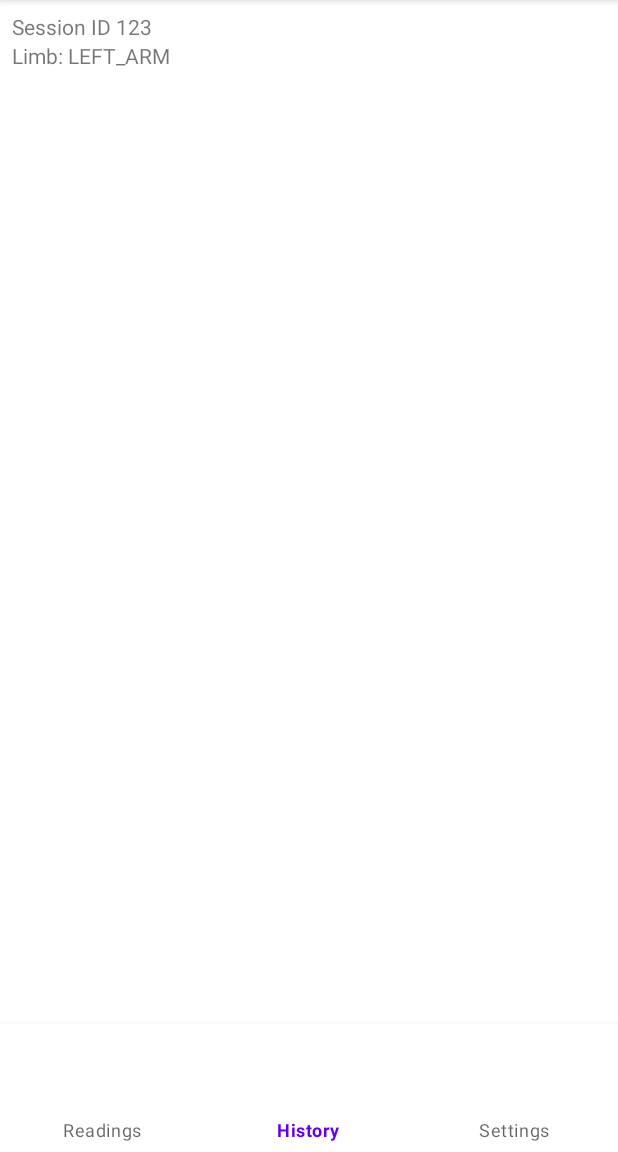
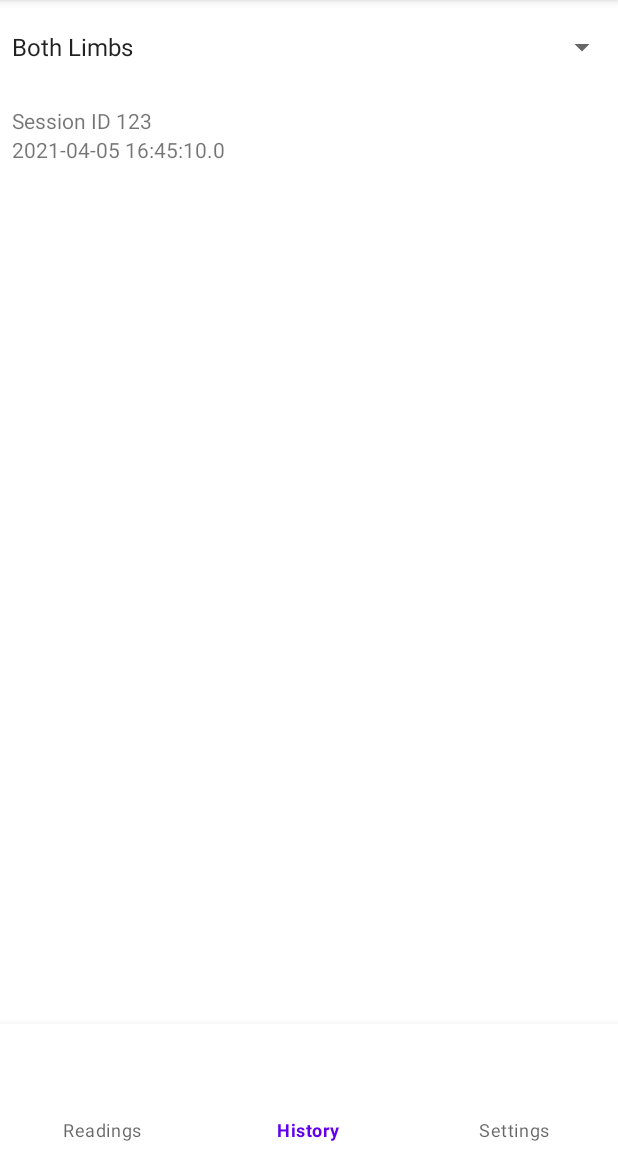
Before and after one commit to BroSheng/ProjectLimbRescue, an Android app: the screen it shows after launch (MainActivity), item 2 of the bottom bar chosen, on a phone screen of 412 x 824 dp, the part 84-1236 px from its top. Run offline under Robolectric (Android 15) with nearby library versions, the phone set to English and light mode, and no system bars; our stand-ins replace Room's generated code; 6 statements that could not run were skipped.

Commit message:
Added left/right/both limb filtering to history list

```diff
--- a/mobile/src/main/java/com/example/projectlimbrescue/HistoryFragment.java
+++ b/mobile/src/main/java/com/example/projectlimbrescue/HistoryFragment.java
@@ -11,41 +11,44 @@ import androidx.recyclerview.widget.RecyclerView;
 import android.view.LayoutInflater;
 import android.view.View;
 import android.view.ViewGroup;
+import android.widget.AdapterView;
+import android.widget.ArrayAdapter;
+import android.widget.Spinner;
 import android.widget.TextView;
 
 import com.example.projectlimbrescue.db.AppDatabase;
 import com.example.projectlimbrescue.db.DatabaseSingleton;
 import com.example.projectlimbrescue.db.reading.Reading;
-import com.example.projectlimbrescue.db.session.Session;
 import com.example.projectlimbrescue.db.session.SessionDao;
 import com.example.projectlimbrescue.db.session.SessionWithReadings;
 import com.example.shared.ReadingLimb;
 
 import java.util.ArrayList;
+import java.util.LinkedList;
 import java.util.List;
 
-public class HistoryFragment extends Fragment {
+public class HistoryFragment extends Fragment implements AdapterView.OnItemSelectedListener {
 
     // ViewHolder subclass for HistoryFragment RecyclerView
     private class HistoryHolder extends RecyclerView.ViewHolder implements View.OnClickListener {
-        private TextView mSessionID;
-        private TextView mLimbTextView;
+        private TextView mSessionIDTextView;
+        private TextView mDateTextView;
         private SessionWithReadings mSession;
 
         public HistoryHolder(LayoutInflater inflater, ViewGroup parent) {
             super(inflater.inflate(R.layout.list_item_history, parent, false));
             itemView.setOnClickListener(this);
 
-            mSessionID = itemView.findViewById(R.id.history_id);
-            mLimbTextView = itemView.findViewById(R.id.history_limb);
+            mSessionIDTextView = itemView.findViewById(R.id.history_id);
+            mDateTextView = itemView.findViewById(R.id.history_date);
         }
 
         public void bind(SessionWithReadings session) {
             mSession = session;
             String sessionText = "Session ID " + session.session.sessionId;
-            mSessionID.setText(sessionText);
-            String limb = "Limb: " + session.readings.get(0).limb.name();
-            mLimbTextView.setText(limb);
+            mSessionIDTextView.setText(sessionText);
+            String sessionDate = session.session.startTime.toString();
+            mDateTextView.setText(sessionDate);
         }
 
         @Override
@@ -98,10 +101,14 @@ public class HistoryFragment extends Fragment {
 
     // Adapter class
     private class HistoryAdapter extends RecyclerView.Adapter<HistoryHolder> {
+        // master list of sessions
+        private List<SessionWithReadings> mSessionsMaster;
+        // what's actually displayed & filtered
         private List<SessionWithReadings> mSessions;
 
         public HistoryAdapter(List<SessionWithReadings> sessions) {
-            mSessions = sessions;
+            mSessionsMaster = sessions;
+            mSessions = new LinkedList<>(mSessionsMaster);
         }
 
         @NonNull
@@ -122,10 +129,36 @@ public class HistoryFragment extends Fragment {
         public int getItemCount() {
             return mSessions.size();
         }
+
+        // filters the list to only show sessions from one limb
+        public void filterLimb(ReadingLimb limb) {
+            // going backwards means we can delete without skipping elements
+            for (int i = mSessions.size() - 1; i >= 0; i--) {
+                // if a session contains a reading from the other limb, remove it
+                List<Reading> readings = mSessions.get(i).readings;
+                for (Reading r : readings) {
+                    if (r.limb != limb) {
+                        mSessions.remove(i);
+                        break;
+                    }
+                }
+            }
+
+            // let adapter know data changed to adjust UI
+            notifyDataSetChanged();
+        }
+
+        // shows all sessions from any and all limbs
+        public void filterNone() {
+            mSessions = new LinkedList<>(mSessionsMaster);
+            // let adapter know data changed to adjust UI
+            notifyDataSetChanged();
+        }
     }
 
     private RecyclerView mHistoryRecyclerView;
     private HistoryAdapter mAdapter;
+    private Spinner mLimbFilterSpinner;
     private AppDatabase db;
 
     public HistoryFragment() {
@@ -150,6 +183,14 @@ public class HistoryFragment extends Fragment {
         mHistoryRecyclerView = view.findViewById(R.id.history_recycler_view);
         mHistoryRecyclerView.setLayoutManager(new LinearLayoutManager(getActivity()));
 
+        // set up limb filter
+        mLimbFilterSpinner = view.findViewById(R.id.history_limb_filter);
+        ArrayAdapter<CharSequence> adapter = ArrayAdapter.createFromResource(
+                getContext(), R.array.filter_array, android.R.layout.simple_spinner_item);
+        adapter.setDropDownViewResource(android.R.layout.simple_spinner_dropdown_item);
+        mLimbFilterSpinner.setAdapter(adapter);
+        mLimbFilterSpinner.setOnItemSelectedListener(this);
+
         // set the UI
         updateUI();
 
@@ -166,4 +207,28 @@ public class HistoryFragment extends Fragment {
         mHistoryRecyclerView.setAdapter(mAdapter);
     }
 
+    // on selection listeners for filter spinner
+    @Override
+    public void onItemSelected(AdapterView<?> parent, View view, int position, long id) {
+        switch(position) {
+            case 0:
+                // all limbs
+                mAdapter.filterNone();
+                break;
+            case 1:
+                // left limb
+                mAdapter.filterLimb(ReadingLimb.LEFT_ARM);
+                break;
+            case 2:
+                // right limb
+                mAdapter.filterLimb(ReadingLimb.RIGHT_ARM);
+                break;
+        }
+    }
+
+    @Override
+    public void onNothingSelected(AdapterView<?> parent) {
+        // do nothing
+    }
+
 }
--- a/mobile/src/main/java/com/example/projectlimbrescue/MainActivity.java
+++ b/mobile/src/main/java/com/example/projectlimbrescue/MainActivity.java
@@ -93,8 +93,8 @@ public class MainActivity extends AppCompatActivity {
 
         Session session = new Session();
         session.sessionId = 123;
-        session.startTime = new Timestamp(1000);
-        session.endTime = new Timestamp(2000);
+        session.startTime = new Timestamp(1617641110000L);
+        session.endTime = new Timestamp(1617641140000L);
 
         // create valid entities for reading foreign keys
         Device device = new Device();
--- a/mobile/src/main/res/layout/fragment_history.xml
+++ b/mobile/src/main/res/layout/fragment_history.xml
@@ -1,7 +1,20 @@
 <?xml version="1.0" encoding="utf-8"?>
-<androidx.recyclerview.widget.RecyclerView
+<LinearLayout
     xmlns:android="http://schemas.android.com/apk/res/android"
-    android:id="@+id/history_recycler_view"
+    android:layout_height="match_parent"
     android:layout_width="match_parent"
-    android:layout_height="match_parent">
-</androidx.recyclerview.widget.RecyclerView>
+    android:orientation="vertical">
+
+    <Spinner
+        android:id="@+id/history_limb_filter"
+        android:layout_width="match_parent"
+        android:layout_height="match_parent"
+        android:layout_weight="10"/>
+
+    <androidx.recyclerview.widget.RecyclerView
+        android:id="@+id/history_recycler_view"
+        android:layout_width="match_parent"
+        android:layout_height="match_parent"
+        android:layout_weight="1">
+    </androidx.recyclerview.widget.RecyclerView>
+</LinearLayout>
--- a/mobile/src/main/res/layout/list_item_history.xml
+++ b/mobile/src/main/res/layout/list_item_history.xml
@@ -12,10 +12,10 @@
     </TextView>
 
     <TextView
-        android:id="@+id/history_limb"
+        android:id="@+id/history_date"
         android:layout_width="match_parent"
         android:layout_height="wrap_content"
-        android:text="History Limb">
+        android:text="History Date">
     </TextView>
 
 </LinearLayout>
--- /dev/null
+++ b/mobile/src/main/res/values/string_arrays.xml
@@ -0,0 +1,8 @@
+<?xml version="1.0" encoding="utf-8"?>
+<resources>
+    <string-array name="filter_array">
+        <item>Both Limbs</item>
+        <item>Left Limb</item>
+        <item>Right Limb</item>
+    </string-array>
+</resources>
```
